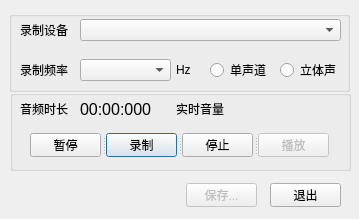
This is src/audio_capture_dlg.ui in koala999cn/kRecorder as Qt 5 draws it before an edit. The edited form follows.
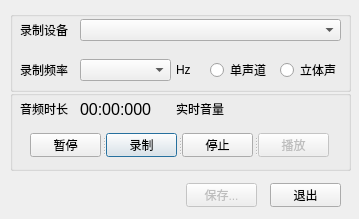
This is the edited form. Icons and pictures are not drawn. Custom widgets are drawn as their Qt base class.

```diff
--- a/src/audio_capture_dlg.ui
+++ b/src/audio_capture_dlg.ui
@@ -292,7 +292,7 @@
    </property>
    <property name="geometry">
     <rect>
-     <x>9</x>
+     <x>10</x>
      <y>11</y>
      <width>341</width>
      <height>81</height>
```
Left out of the diff: 10 changed lines with no effect on the pictures.
